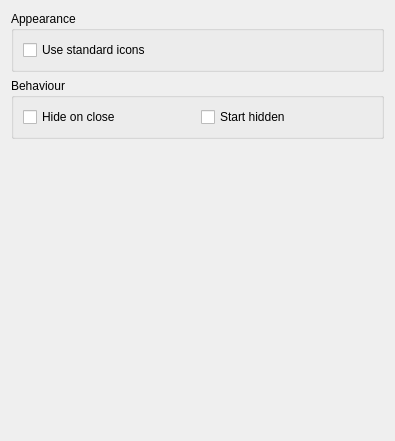
Before: the Qt Designer form src/settingswidget.ui in ksv1986/qsmmp, drawn with Qt 5.
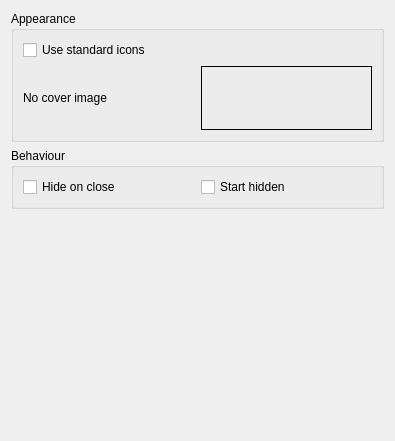
After: the same form once the commit is applied. Custom widgets are drawn as their Qt base class.

Patch:
```diff
--- a/src/settingswidget.ui
+++ b/src/settingswidget.ui
@@ -27,6 +27,33 @@
         </property>
        </widget>
       </item>
+      <item>
+       <layout class="QHBoxLayout" name="horizontalLayout_2">
+        <item>
+         <widget class="QLabel" name="label">
+          <property name="text">
+           <string>No cover image</string>
+          </property>
+         </widget>
+        </item>
+        <item>
+         <widget class="CoverWidget" name="noCoverWidget" native="true">
+          <property name="minimumSize">
+           <size>
+            <width>64</width>
+            <height>64</height>
+           </size>
+          </property>
+          <property name="toolTip">
+           <string>Click to choose no cover image</string>
+          </property>
+          <property name="styleSheet">
+           <string notr="true">border: 1px solid black</string>
+          </property>
+         </widget>
+        </item>
+       </layout>
+      </item>
      </layout>
     </widget>
    </item>
@@ -68,6 +95,14 @@
    </item>
   </layout>
  </widget>
+ <customwidgets>
+  <customwidget>
+   <class>CoverWidget</class>
+   <extends>QWidget</extends>
+   <header>coverwidget.h</header>
+   <container>1</container>
+  </customwidget>
+ </customwidgets>
  <resources/>
  <connections/>
 </ui>
```
Left out of the diff: 8 changed lines with no effect on the pictures.
